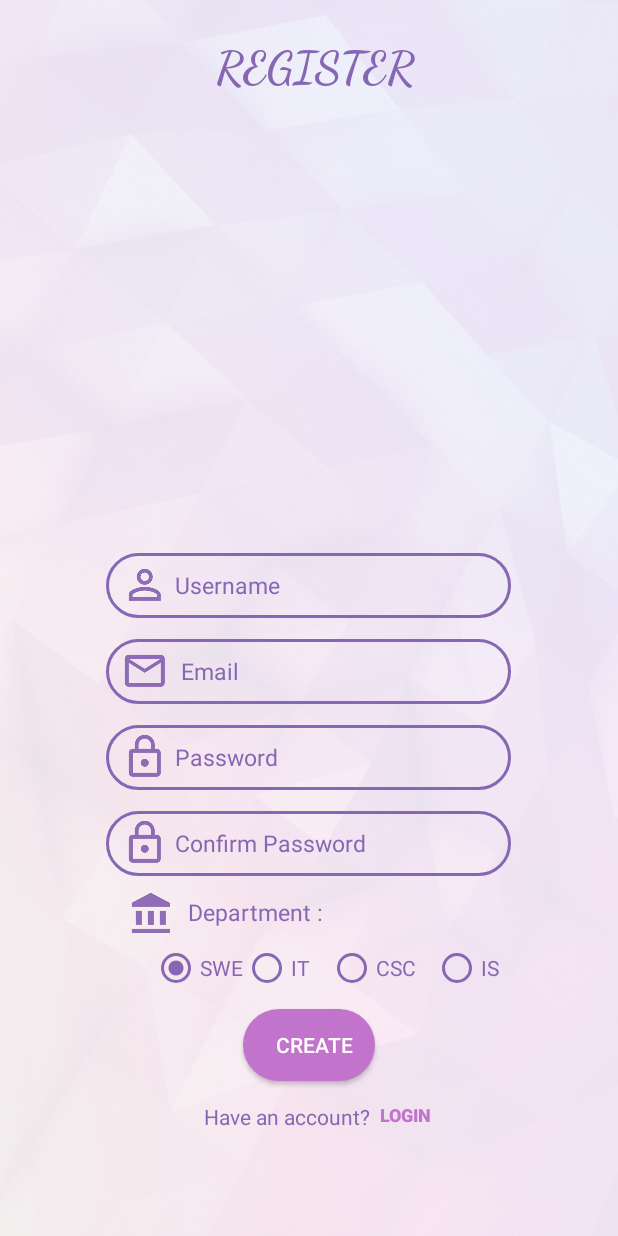
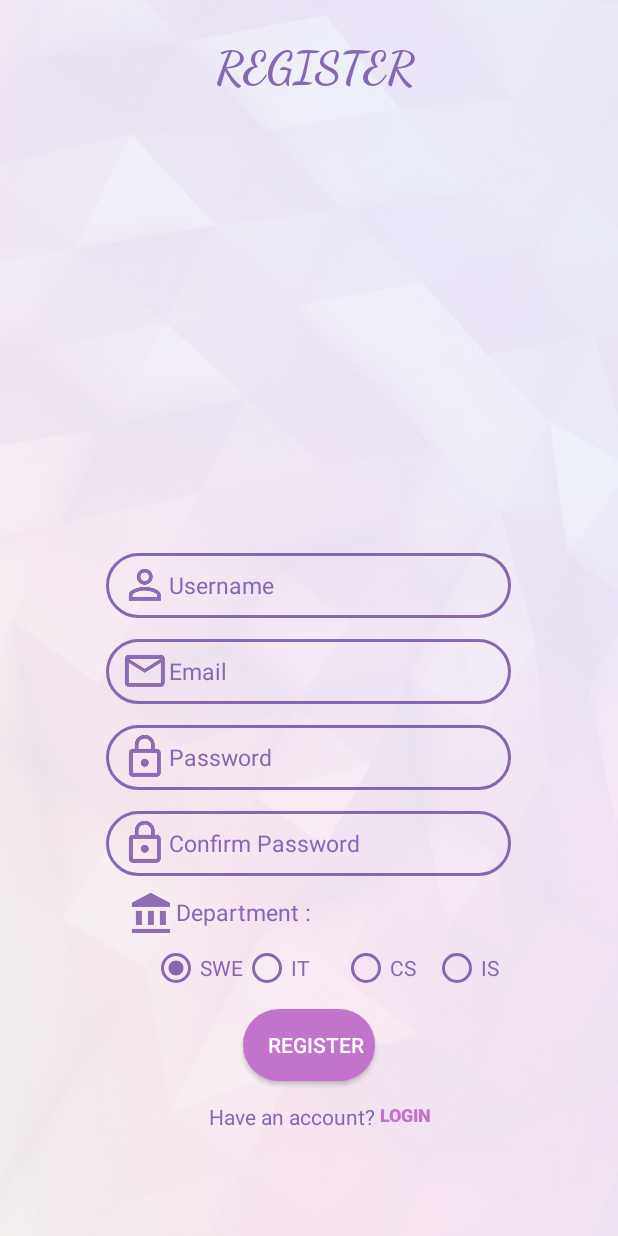
Before and after one commit to AleidJana/MotivLearn, an Android app: the Register screen opened directly, with no data from a screen before it, on a phone screen of 412 x 824 dp. Run offline under Robolectric (Android 15) with nearby library versions, the phone set to English and light mode, and no system bars.

Commit message:
first submit :)

```diff
--- a/app/src/main/res/layout/activity_register.xml
+++ b/app/src/main/res/layout/activity_register.xml
@@ -6,6 +6,7 @@
     android:layout_height="match_parent"
     android:background="@drawable/pink4"
     tools:context="com.example.jana.motivlearn.Register">
+
     <EditText
         android:id="@+id/editText7"
         android:layout_width="270dp"
@@ -15,11 +16,11 @@
         android:layout_centerHorizontal="true"
         android:layout_marginBottom="14dp"
         android:background="@drawable/oval"
-        android:paddingLeft="10dp"
         android:drawableLeft="@drawable/ic_action_em"
         android:ems="10"
-        android:hint="  Email"
+        android:hint="@string/email"
         android:inputType="textCapCharacters|textEmailAddress"
+        android:paddingLeft="10dp"
         android:singleLine="false"
         android:textColor="#8767b3"
         android:textColorHint="#8767b3"
@@ -35,12 +36,12 @@
         android:layout_alignLeft="@+id/editText7"
         android:layout_alignStart="@+id/editText7"
         android:layout_marginBottom="14dp"
-        android:paddingLeft="10dp"
         android:background="@drawable/oval"
         android:drawableLeft="@drawable/ic_action_pa"
         android:ems="10"
-        android:hint=" Username"
+        android:hint="@string/user_name"
         android:inputType="textPersonName"
+        android:paddingLeft="10dp"
         android:singleLine="false"
         android:textColor="#8767b3"
         android:textColorHint="#8767b3"
@@ -61,7 +62,7 @@
         android:background="@drawable/oval"
         android:drawableLeft="@drawable/ic_action_pas"
         android:ems="10"
-        android:hint=" Password"
+        android:hint="@string/password"
         android:inputType="textPersonName"
         android:singleLine="false"
         android:textColor="#8767b3"
@@ -79,7 +80,7 @@
         android:layout_marginTop="26dp"
         android:fontFamily="cursive"
         android:paddingLeft="10dp"
-        android:text="REGISTER"
+        android:text="@string/title"
         android:textColor="#8767b3"
         android:textSize="30sp"
         android:textStyle="bold" />
@@ -100,7 +101,7 @@
         android:background="@drawable/oval"
         android:drawableLeft="@drawable/ic_action_pas"
         android:ems="10"
-        android:hint=" Confirm Password"
+        android:hint="@string/confirm_password"
         android:inputType="textPassword"
         android:singleLine="false"
         android:textColor="#8767b3"
@@ -120,7 +121,7 @@
         android:layout_centerHorizontal="true"
         android:layout_marginBottom="13dp"
         android:background="@drawable/ovalbutton"
-        android:text="Create "
+        android:text="@string/register_btn"
         android:paddingLeft="10dp"
         android:textColor="@color/cardview_light_background" />
 
@@ -135,7 +136,7 @@
         android:layout_marginBottom="70dp"
         android:layout_toLeftOf="@+id/button3"
         android:layout_toStartOf="@+id/button3"
-        android:text="Have an account? "
+        android:text="@string/register_q"
         android:textColor="#8767b3" />
 
 
@@ -150,7 +151,7 @@
         android:background="@drawable/button"
         android:onClick="Action"
         android:paddingBottom="1dp"
-        android:text="Login"
+        android:text="@string/login_btn"
         android:textColor="#c273cc"
         android:textSize="12sp"
         android:textStyle="bold"
@@ -165,7 +166,7 @@
         android:layout_toEndOf="@+id/radioButton3"
         android:layout_toRightOf="@+id/radioButton3"
         android:buttonTint="#8767b3"
-        android:text="IT"
+        android:text="@string/department2"
         android:textColor="#8767b3" />
 
     <RadioButton
@@ -178,14 +179,13 @@
         android:layout_toStartOf="@+id/button2"
         android:buttonTint="#8767b3"
         android:checked="true"
-        android:text="SWE"
+        android:text="@string/department1"
         android:textColor="#8767b3" />
 
     <RadioButton
         android:id="@+id/radioButton2"
         android:layout_width="wrap_content"
         android:layout_height="wrap_content"
-
         android:layout_alignBaseline="@+id/radioButton5"
         android:layout_alignBottom="@+id/radioButton5"
         android:layout_marginLeft="11dp"
@@ -193,7 +193,7 @@
         android:layout_toEndOf="@+id/radioButton5"
         android:layout_toRightOf="@+id/radioButton5"
         android:buttonTint="#8767b3"
-        android:text="IS"
+        android:text="@string/department4"
         android:textColor="#8767b3" />
 
 
@@ -207,7 +207,7 @@
         android:layout_alignEnd="@+id/textView4"
         android:layout_alignRight="@+id/textView4"
         android:buttonTint="#8767b3"
-        android:text="CSC"
+        android:text="@string/department3"
         android:textColor="#8767b3" />
 
     <TextView
@@ -238,7 +238,7 @@
         android:gravity="start"
         android:paddingLeft="40dp"
         android:paddingTop="15dp"
-        android:text="  Department :"
+        android:text="@string/department"
         android:textAlignment="textStart"
         android:textColor="#8767b3"
         android:textSize="15sp" />
```
